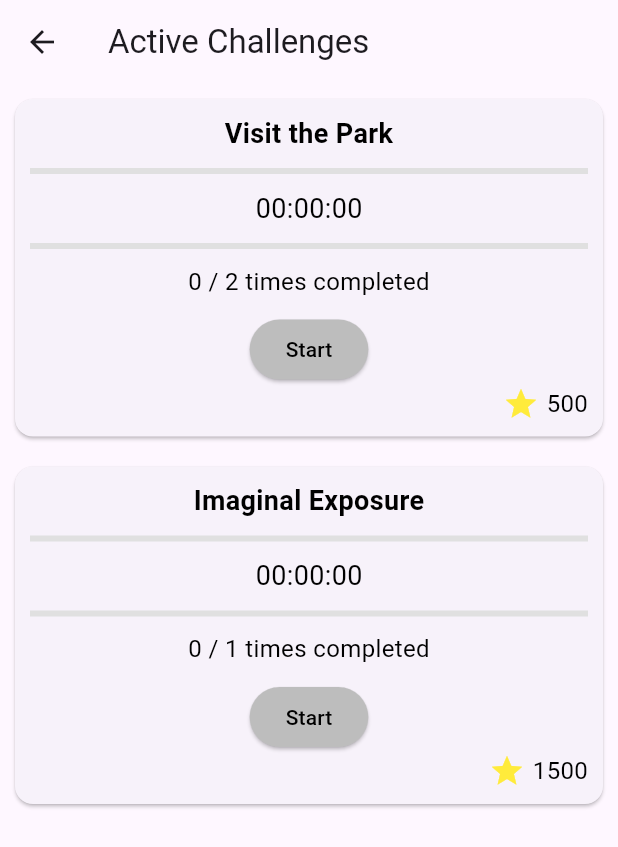
After one commit to hamdaniel/CShack, a Flutter app: the DisplayChallengesScreen screen opened directly, on a phone screen of 412 x 824 dp. The commit adds this screen. Shown: the top 847 px of the screen. Run offline on Flutter 3.47's test engine with Material 3 defaults, Android fonts, the phone set to English and light mode, and no system bars; our stand-ins replace permission_handler, shared_preferences; missing offline and left inert: flutter_sound; accounts and stored records are empty.

Commit message:
all nighter

```diff
--- /dev/null
+++ b/cshack_app/lib/screens/display_challenge_screen.dart
@@ -0,0 +1,158 @@
+import 'package:flutter/material.dart';
+import 'dart:async';
+
+class Challenge {
+  String title;
+  Duration duration;
+  int repeatCount;
+  int reward;
+
+  Challenge({
+    required this.title,
+    required this.duration,
+    required this.repeatCount,
+    required this.reward,
+  });
+}
+
+class DisplayChallengesScreen extends StatefulWidget {
+  @override
+  _DisplayChallengesScreenState createState() => _DisplayChallengesScreenState();
+}
+
+class _DisplayChallengesScreenState extends State<DisplayChallengesScreen> {
+  late List<Challenge> challenges;
+  List<Duration> timeElapsed = [];
+  List<int> timesCompleted = [];
+  List<Timer?> timers = [];
+
+  @override
+  void initState() {
+    super.initState();
+
+    // Initialize the challenges
+    challenges = [
+      Challenge(
+        title: 'Visit the Park',
+        duration: Duration(minutes: 15),
+        repeatCount: 2,
+        reward: 500,
+      ),
+      Challenge(
+        title: 'Imaginal Exposure',
+        duration: Duration(minutes: 25),
+        repeatCount: 1,
+        reward: 1500,
+      ),
+    ];
+
+    // Initialize other lists based on the number of challenges
+    timeElapsed = List.generate(challenges.length, (_) => Duration());
+    timesCompleted = List.generate(challenges.length, (_) => 0);
+    timers = List.generate(challenges.length, (_) => null);
+  }
+
+  void _startChallenge(int index) {
+    if (timers[index] == null) {
+      setState(() {
+        timers[index] = Timer.periodic(Duration(seconds: 1), (timer) {
+          setState(() {
+            timeElapsed[index] += Duration(seconds: 1);
+            if (timeElapsed[index] >= challenges[index].duration) {
+              timeElapsed[index] = Duration();
+              timesCompleted[index]++;
+              if (timesCompleted[index] >= challenges[index].repeatCount) {
+                timers[index]?.cancel();
+                timers[index] = null;
+              }
+            }
+          });
+        });
+      });
+    }
+  }
+
+  @override
+  void dispose() {
+    // Cancel all timers when disposing the screen
+    timers.forEach((timer) {
+      timer?.cancel();
+    });
+    super.dispose();
+  }
+
+  @override
+  Widget build(BuildContext context) {
+    return Scaffold(
+      appBar: AppBar(
+        title: Text('Active Challenges'),
+      ),
+      body: ListView.builder(
+        itemCount: challenges.length,
+        itemBuilder: (context, index) {
+          final challenge = challenges[index];
+          final elapsedTime = timeElapsed[index];
+          final repeatCount = challenge.repeatCount;
+          final timesCompletedCount = timesCompleted[index];
+          final isInProgress = timers[index] != null;
+          final formattedElapsedTime =
+              "${elapsedTime.inHours.toString().padLeft(2, '0')}:${elapsedTime.inMinutes.remainder(60).toString().padLeft(2, '0')}:${elapsedTime.inSeconds.remainder(60).toString().padLeft(2, '0')}";
+
+          return Card(
+            margin: EdgeInsets.all(10),
+            child: Padding(
+              padding: EdgeInsets.all(10),
+              child: Column(
+                children: [
+                  Text(
+                    challenge.title,
+                    style: TextStyle(fontSize: 18, fontWeight: FontWeight.bold, color: Colors.black),
+                    textAlign: TextAlign.center,
+                  ),
+                  SizedBox(height: 10),
+                  LinearProgressIndicator(
+                    value: elapsedTime.inSeconds / challenge.duration.inSeconds,
+                    backgroundColor: Colors.grey[300],
+                    valueColor: AlwaysStoppedAnimation<Color>(Colors.orange),
+                  ),
+                  SizedBox(height: 10),
+                  Text(formattedElapsedTime, style: TextStyle(fontSize: 18, color: Colors.black)),
+                  SizedBox(height: 10),
+                  LinearProgressIndicator(
+                    value: timesCompletedCount / repeatCount,
+                    backgroundColor: Colors.grey[300],
+                    valueColor: AlwaysStoppedAnimation<Color>(Colors.green),
+                  ),
+                  SizedBox(height: 10),
+                  Text(
+                    '$timesCompletedCount / $repeatCount times completed',
+                    style: TextStyle(fontSize: 16, color: Colors.black),
+                  ),
+                  SizedBox(height: 10),
+                  ElevatedButton(
+                    onPressed: isInProgress ? null : () => _startChallenge(index),
+                    child: Text(isInProgress ? 'In Progress' : 'Start', style: TextStyle(color: Colors.black)),
+                    style: ElevatedButton.styleFrom(
+                      backgroundColor: Colors.grey[400], // background color
+                    ),
+                  ),
+                  Align(
+                    alignment: Alignment.bottomRight,
+                    child: Row(
+                      mainAxisSize: MainAxisSize.min,
+                      children: [
+                        Icon(Icons.star, color: Colors.yellow),
+                        SizedBox(width: 5),
+                        Text(challenge.reward.toString(), style: TextStyle(fontSize: 16, color: Colors.black)),
+                      ],
+                    ),
+                  ),
+                ],
+              ),
+            ),
+          );
+        },
+      ),
+    );
+  }
+}
--- a/cshack_app/pubspec.yaml
+++ b/cshack_app/pubspec.yaml
@@ -31,10 +31,12 @@ dependencies:
   flutter:
     sdk: flutter
   shared_preferences: ^2.0.8 # Add this line
-
+  permission_handler: ^10.2.0
+  path_provider: ^2.0.11
+  flutter_sound: ^9.2.13
+  cupertino_icons: ^1.0.6
   # The following adds the Cupertino Icons font to your application.
   # Use with the CupertinoIcons class for iOS style icons.
-  cupertino_icons: ^1.0.6
 
 dev_dependencies:
   flutter_test:
```
Also changed, not shown: cshack_app/lib/main.dart (+12 -5 lines), cshack_app/lib/screens/challenge_screen.dart (added, +302 -0 lines), cshack_app/lib/screens/story_screen.dart (added, +201 -0 lines), cshack_app/pubspec.lock, 5 other files.
